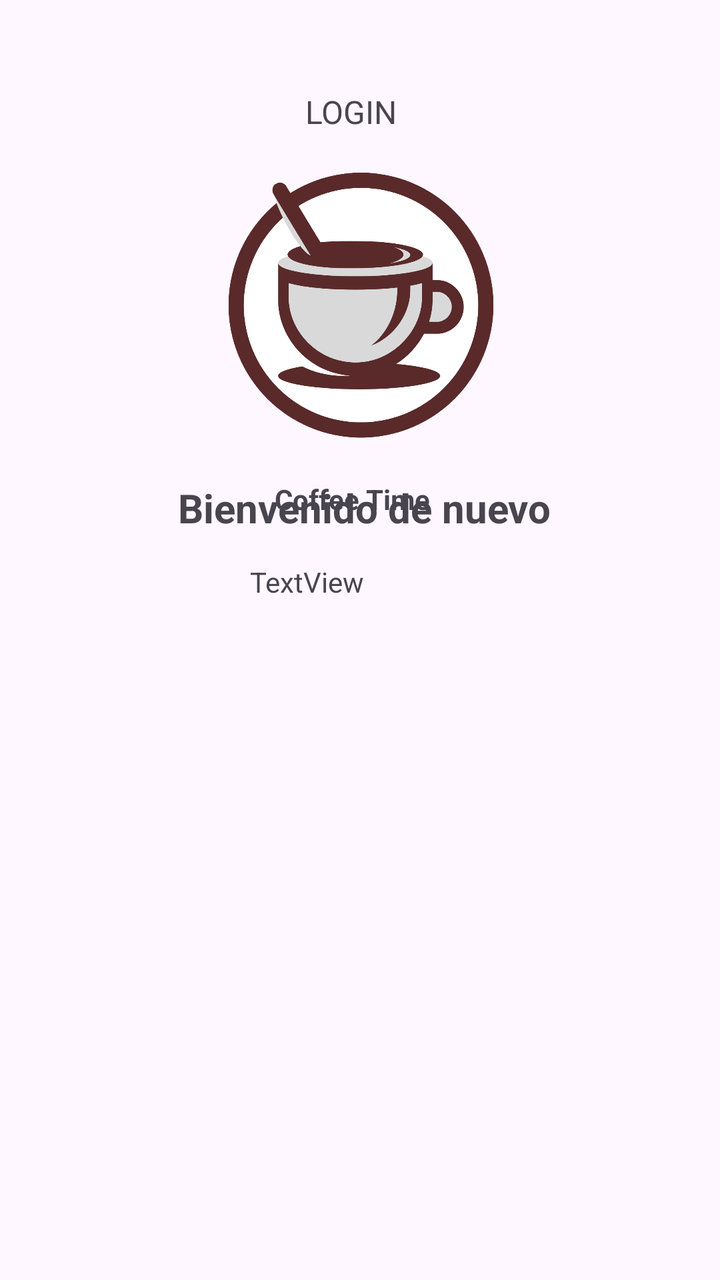
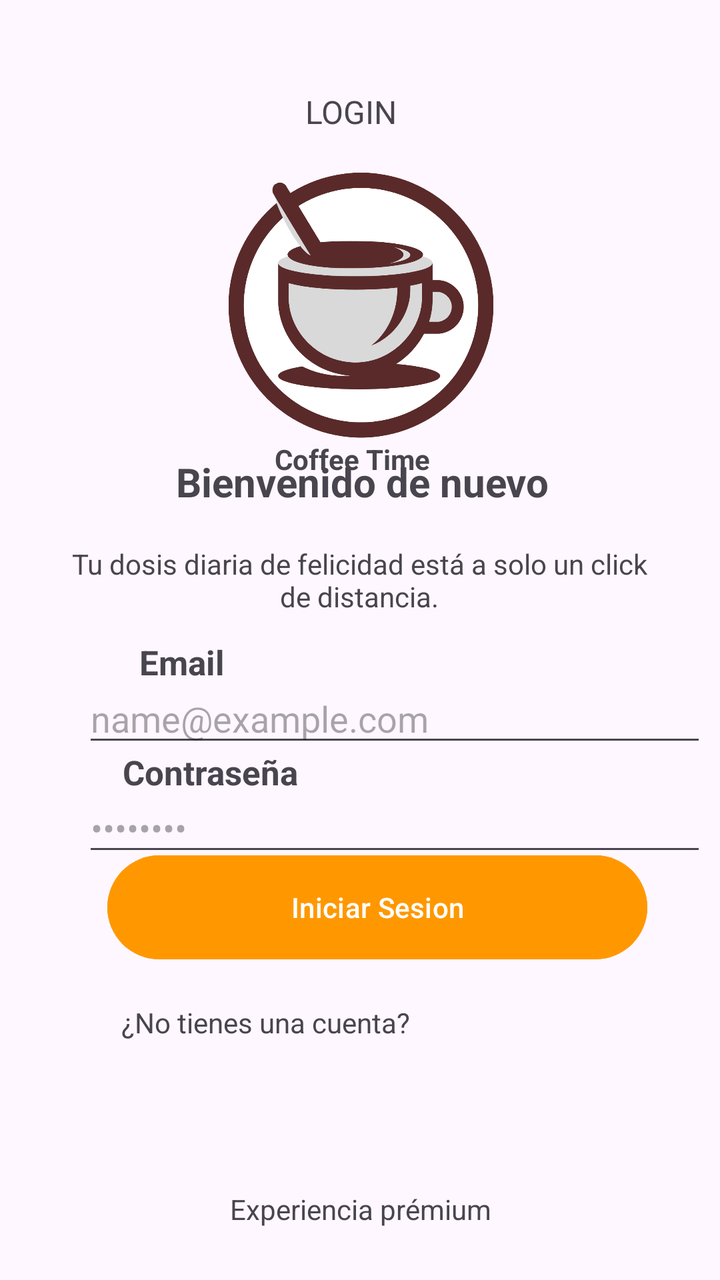

An Android layout rendered at two revisions. The XML below is the earlier revision; the diff shows what the commit changed to produce the second picture.
<!-- AndroidManifest.xml: application theme Theme.Cafeteria -->
<!-- res/layout/activity_segunda.xml -->
<?xml version="1.0" encoding="utf-8"?>
<androidx.constraintlayout.widget.ConstraintLayout xmlns:android="http://schemas.android.com/apk/res/android"
    xmlns:app="http://schemas.android.com/apk/res-auto"
    xmlns:tools="http://schemas.android.com/tools"
    android:id="@+id/main"
    android:layout_width="match_parent"
    android:layout_height="match_parent"
    tools:context=".SegundaActivity">


    <ImageView
        android:id="@+id/imageView"
        android:layout_width="269dp"
        android:layout_height="266dp"
        android:layout_marginStart="130dp"
        android:layout_marginTop="28dp"
        android:layout_marginEnd="131dp"
        android:src="@drawable/logo_coffe"
        app:layout_constraintEnd_toEndOf="parent"
        app:layout_constraintHorizontal_bias="0.495"
        app:layout_constraintStart_toStartOf="parent"
        app:layout_constraintTop_toTopOf="parent" />

    <TextView
        android:id="@+id/textView2"
        android:layout_width="86dp"
        android:layout_height="19dp"
        android:layout_marginStart="32dp"
        android:layout_marginTop="240dp"
        android:layout_marginEnd="24dp"
        android:text="Coffee Time"
        android:textStyle="bold"
        app:layout_constraintEnd_toEndOf="parent"
        app:layout_constraintHorizontal_bias="0.483"
        app:layout_constraintStart_toStartOf="parent"
        app:layout_constraintTop_toTopOf="parent" />

    <TextView
        android:id="@+id/textView"
        android:layout_width="wrap_content"
        android:layout_height="wrap_content"
        android:layout_marginStart="172dp"
        android:layout_marginTop="45dp"
        android:layout_marginEnd="181dp"
        android:text="LOGIN"
        android:textSize="16sp"
        app:layout_constraintEnd_toEndOf="parent"
        app:layout_constraintStart_toStartOf="parent"
        app:layout_constraintTop_toTopOf="parent" />

    <TextView
        android:id="@+id/textView5"
        android:layout_width="247dp"
        android:layout_height="39dp"
        android:layout_marginStart="7dp"
        android:gravity="center"
        android:text="Bienvenido de nuevo"
        android:textSize="20sp"
        android:textStyle="bold"
        app:layout_constraintBottom_toBottomOf="parent"
        app:layout_constraintEnd_toEndOf="parent"
        app:layout_constraintHorizontal_bias="0.488"
        app:layout_constraintStart_toStartOf="parent"
        app:layout_constraintTop_toTopOf="parent"
        app:layout_constraintVertical_bias="0.39" />

    <TextView
        android:id="@+id/textView6"
        android:layout_width="wrap_content"
        android:layout_height="wrap_content"
        android:layout_marginTop="11dp"
        android:layout_marginEnd="178dp"
        android:text="TextView"
        app:layout_constraintBottom_toBottomOf="parent"
        app:layout_constraintEnd_toEndOf="parent"
        app:layout_constraintHorizontal_bias="1.0"
        app:layout_constraintStart_toStartOf="parent"
        app:layout_constraintTop_toTopOf="parent"
        app:layout_constraintVertical_bias="0.443" />
</androidx.constraintlayout.widget.ConstraintLayout>
<!-- resources referenced by this layout -->
<resources>
  <!-- drawable logo_coffe: png bitmap (drawable, 106600 bytes) -->
  <style name="Theme.Cafeteria" parent="Base.Theme.Cafeteria" />
  <style name="Base.Theme.Cafeteria" parent="Theme.Material3.DayNight.NoActionBar">
          
          
      </style>
</resources>

<!-- the commit's change to res/layout/activity_segunda.xml (unified diff, before → after) -->
@@ -26,7 +26,7 @@
         android:layout_width="86dp"
         android:layout_height="19dp"
         android:layout_marginStart="32dp"
-        android:layout_marginTop="240dp"
+        android:layout_marginTop="220dp"
         android:layout_marginEnd="24dp"
         android:text="Coffee Time"
         android:textStyle="bold"
@@ -59,22 +59,126 @@
         android:textStyle="bold"
         app:layout_constraintBottom_toBottomOf="parent"
         app:layout_constraintEnd_toEndOf="parent"
-        app:layout_constraintHorizontal_bias="0.488"
+        app:layout_constraintHorizontal_bias="0.477"
         app:layout_constraintStart_toStartOf="parent"
         app:layout_constraintTop_toTopOf="parent"
-        app:layout_constraintVertical_bias="0.39" />
+        app:layout_constraintVertical_bias="0.368" />
 
     <TextView
         android:id="@+id/textView6"
+        android:layout_width="294dp"
+        android:layout_height="58dp"
+        android:layout_marginTop="11dp"
+        android:gravity="center"
+        android:text="Tu dosis diaria de felicidad está a solo un click de distancia."
+        app:layout_constraintBottom_toBottomOf="parent"
+        app:layout_constraintEnd_toEndOf="parent"
+        app:layout_constraintHorizontal_bias="0.495"
+        app:layout_constraintStart_toStartOf="parent"
+        app:layout_constraintTop_toTopOf="parent"
+        app:layout_constraintVertical_bias="0.438" />
+
+
+    <TextView
+        android:id="@+id/textView7"
         android:layout_width="wrap_content"
         android:layout_height="wrap_content"
-        android:layout_marginTop="11dp"
-        android:layout_marginEnd="178dp"
-        android:text="TextView"
+        android:layout_marginStart="72dp"
+        android:layout_marginEnd="281dp"
+        android:text="Email"
+        android:textSize="17sp"
+        android:textStyle="bold"
         app:layout_constraintBottom_toBottomOf="parent"
         app:layout_constraintEnd_toEndOf="parent"
-        app:layout_constraintHorizontal_bias="1.0"
+        app:layout_constraintHorizontal_bias="0.066"
         app:layout_constraintStart_toStartOf="parent"
         app:layout_constraintTop_toTopOf="parent"
-        app:layout_constraintVertical_bias="0.443" />
+        app:layout_constraintVertical_bias="0.518" />
+
+    <EditText
+        android:id="@+id/txtNombre"
+        android:layout_width="312dp"
+        android:layout_height="40dp"
+        android:layout_marginStart="72dp"
+        android:layout_marginEnd="69dp"
+        android:hint="name@example.com"
+        app:layout_constraintBottom_toBottomOf="parent"
+        app:layout_constraintEnd_toEndOf="parent"
+        app:layout_constraintHorizontal_bias="0.333"
+        app:layout_constraintStart_toStartOf="parent"
+        app:layout_constraintTop_toTopOf="parent"
+        app:layout_constraintVertical_bias="0.564" />
+
+    <EditText
+        android:id="@+id/txtcontraseña"
+        android:layout_width="312dp"
+        android:layout_height="40dp"
+        android:layout_marginStart="72dp"
+        android:layout_marginEnd="69dp"
+        android:hint="••••••••"
+        app:layout_constraintBottom_toBottomOf="parent"
+        app:layout_constraintEnd_toEndOf="parent"
+        app:layout_constraintHorizontal_bias="0.333"
+        app:layout_constraintStart_toStartOf="parent"
+        app:layout_constraintTop_toTopOf="parent"
+        app:layout_constraintVertical_bias="0.655" />
+
+    <TextView
+        android:id="@+id/textView8"
+        android:layout_width="wrap_content"
+        android:layout_height="wrap_content"
+        android:text="Contraseña"
+        android:textSize="17sp"
+        android:textStyle="bold"
+        app:layout_constraintBottom_toBottomOf="parent"
+        app:layout_constraintEnd_toEndOf="parent"
+        app:layout_constraintHorizontal_bias="0.226"
+        app:layout_constraintStart_toStartOf="parent"
+        app:layout_constraintTop_toTopOf="parent"
+        app:layout_constraintVertical_bias="0.607" />
+
+    <Button
+        android:id="@+id/iniciarsesion"
+        android:layout_width="270dp"
+        android:layout_height="60dp"
+        android:layout_marginStart="9dp"
+        android:layout_marginTop="60dp"
+        android:layout_marginBottom="91dp"
+        android:backgroundTint="#FF9800"
+        android:text="Iniciar Sesion"
+        app:layout_constraintBottom_toBottomOf="parent"
+        app:layout_constraintEnd_toEndOf="parent"
+        app:layout_constraintHorizontal_bias="0.553"
+        app:layout_constraintStart_toStartOf="parent"
+        app:layout_constraintTop_toTopOf="parent"
+        app:layout_constraintVertical_bias="0.848" />
+
+    <TextView
+        android:id="@+id/notienecuenta"
+        android:layout_width="175dp"
+        android:layout_height="26dp"
+        android:layout_marginTop="11dp"
+        android:gravity="center"
+        android:text="¿No tienes una cuenta?"
+        app:layout_constraintBottom_toBottomOf="parent"
+        app:layout_constraintEnd_toEndOf="parent"
+        app:layout_constraintHorizontal_bias="0.245"
+        app:layout_constraintStart_toStartOf="parent"
+        app:layout_constraintTop_toTopOf="parent"
+        app:layout_constraintVertical_bias="0.808" />
+
+    <TextView
+        android:id="@+id/Experiencia"
+        android:layout_width="175dp"
+        android:layout_height="26dp"
+        android:layout_marginTop="11dp"
+        android:gravity="center"
+        android:text="Experiencia prémium"
+        app:layout_constraintBottom_toBottomOf="parent"
+        app:layout_constraintEnd_toEndOf="parent"
+        app:layout_constraintStart_toStartOf="parent"
+        app:layout_constraintTop_toTopOf="parent"
+        app:layout_constraintVertical_bias="0.963" />
+
+
 </androidx.constraintlayout.widget.ConstraintLayout>
